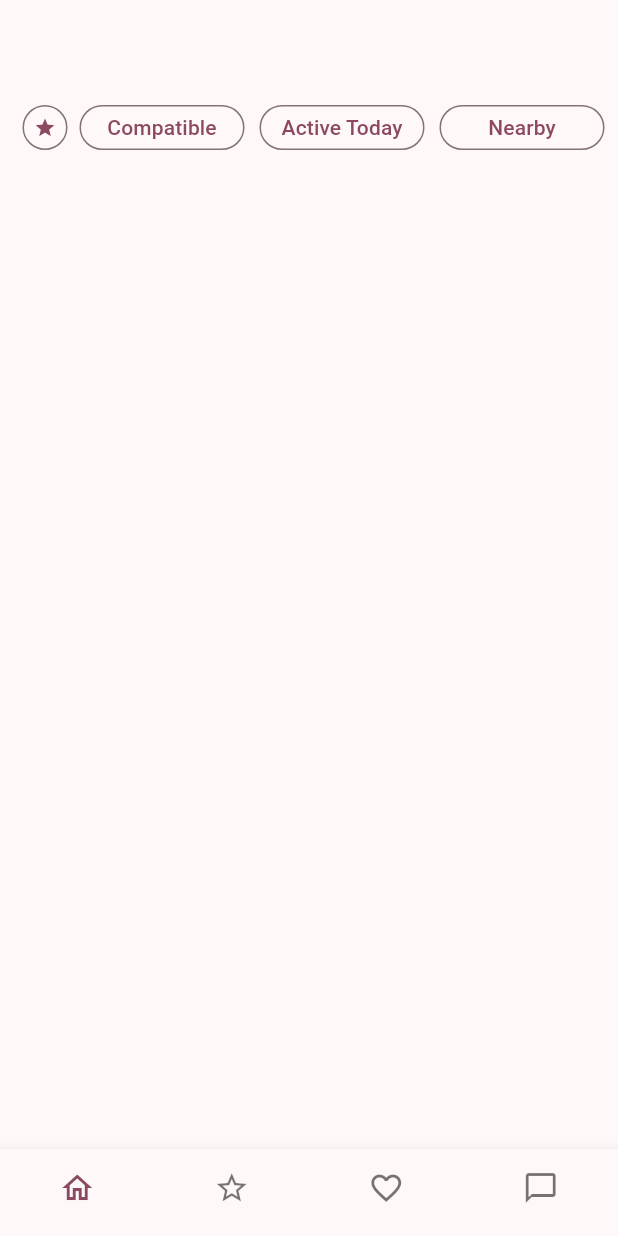
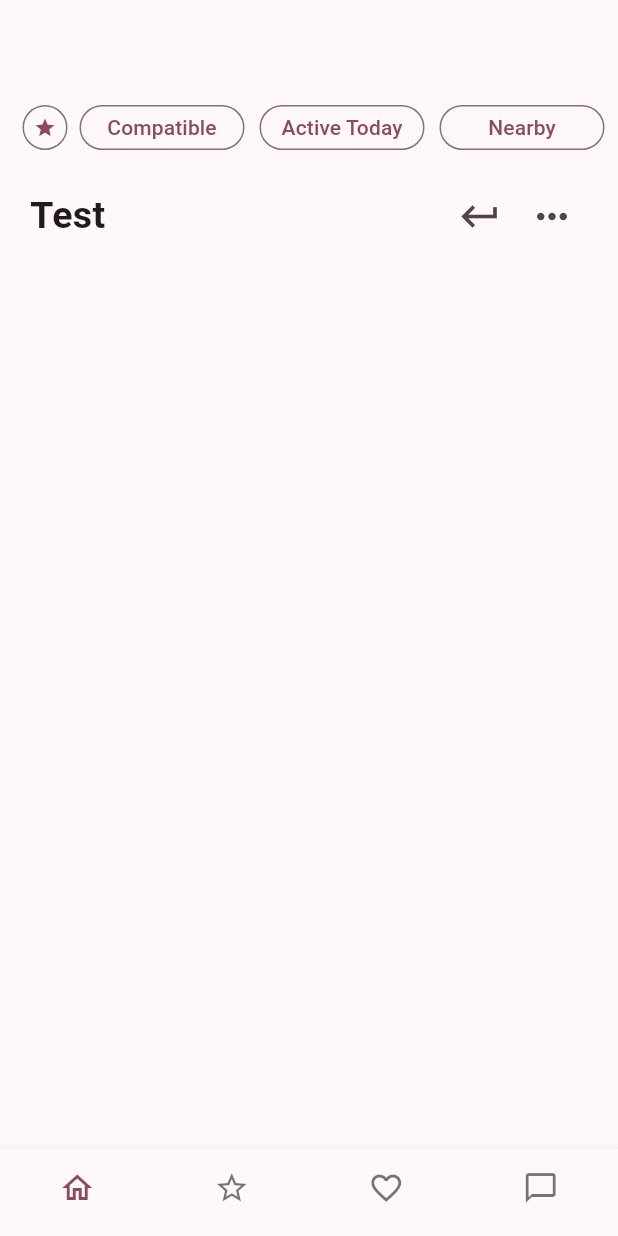
Before and after one commit to jackkslash/woo, a Flutter app: the screen it shows after launch, on a phone screen of 412 x 824 dp. Run offline on Flutter 3.47's test engine with Material 2 defaults, Android fonts, the phone set to English and light mode, and no system bars.

Commit message:
Moved widgets to own folder, added user card

```diff
--- a/lib/main.dart
+++ b/lib/main.dart
@@ -18,7 +18,7 @@
       title: 'Woo',
       theme: ThemeData(
         colorScheme:
-            ColorScheme.fromSeed(seedColor: Color.fromARGB(255, 0, 0, 0)),
+            ColorScheme.fromSeed(seedColor: const Color.fromARGB(255, 0, 0, 0)),
         useMaterial3: true,
       ),
       home: const Main(title: ''),
--- a/lib/screens/home.dart
+++ b/lib/screens/home.dart
@@ -1,4 +1,6 @@
 import 'package:flutter/material.dart';
+import '../widgets/actionRow.dart';
+import '../widgets/userCard.dart';
 
 class HomeScreen extends StatefulWidget {
   const HomeScreen({super.key});
@@ -10,92 +12,15 @@
 class _HomeScreenState extends State<HomeScreen> {
   @override
   Widget build(BuildContext context) {
-    return Scaffold(
+    return const Scaffold(
       body: Center(
           child: Column(
-        children: [SizedBox(height: 70), actionRow()],
+        children: [
+          SizedBox(height: 70),
+          ActionRow(),
+          UserCard(),
+        ],
       )),
     ); // This trailing comma makes auto-formatting nicer for build methods.
   }
-
-  SingleChildScrollView actionRow() {
-    return SingleChildScrollView(
-      scrollDirection: Axis.horizontal,
-      child: SizedBox(
-        height: 90.0,
-        child: Row(crossAxisAlignment: CrossAxisAlignment.start, children: [
-          //provide all the things u want to horizontally scroll here
-          const SizedBox(width: 15),
-          SizedBox(
-            width: 30.0,
-            height: 30.0,
-            child: OutlinedButton(
-              onPressed: () {},
-              child: const Icon(
-                Icons.star_outlined,
-                size: 15,
-              ),
-              style: OutlinedButton.styleFrom(
-                minimumSize: Size.zero, // Set this
-                padding: EdgeInsets.zero, // and this
-              ),
-            ),
-          ),
-          const SizedBox(width: 8),
-          SizedBox(
-            width: 110.0,
-            height: 30.0,
-            child: OutlinedButton(
-              onPressed: () {},
-              child: const Text("Compatible"),
-              style: OutlinedButton.styleFrom(
-                minimumSize: Size.zero, // Set this
-                padding: EdgeInsets.zero, // and this
-              ),
-            ),
-          ),
-          const SizedBox(width: 10),
-          SizedBox(
-            width: 110.0,
-            height: 30.0,
-            child: OutlinedButton(
-              onPressed: () {},
-              child: const Text("Active Today"),
-              style: OutlinedButton.styleFrom(
-                minimumSize: Size.zero, // Set this
-                padding: EdgeInsets.zero, // and this
-              ),
-            ),
-          ),
-          const SizedBox(width: 10),
-          SizedBox(
-            width: 110.0,
-            height: 30.0,
-            child: OutlinedButton(
-              onPressed: () {},
-              child: const Text("Nearby"),
-              style: OutlinedButton.styleFrom(
-                minimumSize: Size.zero, // Set this
-                padding: EdgeInsets.zero, // and this
-              ),
-            ),
-          ),
-          const SizedBox(width: 10),
-          SizedBox(
-            width: 110.0,
-            height: 30.0,
-            child: OutlinedButton(
-              onPressed: () {},
-              child: const Text("New here"),
-              style: OutlinedButton.styleFrom(
-                minimumSize: Size.zero, // Set this
-                padding: EdgeInsets.zero, // and this
-              ),
-            ),
-          ),
-          const SizedBox(width: 15)
-        ]),
-      ),
-    );
-  }
 }
--- /dev/null
+++ b/lib/widgets/actionRow.dart
@@ -0,0 +1,89 @@
+import 'package:flutter/material.dart';
+
+class ActionRow extends StatelessWidget {
+  const ActionRow({
+    super.key,
+  });
+
+  @override
+  Widget build(BuildContext context) {
+    return SingleChildScrollView(
+      scrollDirection: Axis.horizontal,
+      child: SizedBox(
+        height: 50.0,
+        child: Row(crossAxisAlignment: CrossAxisAlignment.start, children: [
+          //provide all the things u want to horizontally scroll here
+          const SizedBox(width: 15),
+          SizedBox(
+            width: 30.0,
+            height: 30.0,
+            child: OutlinedButton(
+              onPressed: () {},
+              style: OutlinedButton.styleFrom(
+                minimumSize: Size.zero, // Set this
+                padding: EdgeInsets.zero, // and this
+              ),
+              child: const Icon(
+                Icons.star_outlined,
+                size: 15,
+              ),
+            ),
+          ),
+          const SizedBox(width: 8),
+          SizedBox(
+            width: 110.0,
+            height: 30.0,
+            child: OutlinedButton(
+              onPressed: () {},
+              style: OutlinedButton.styleFrom(
+                minimumSize: Size.zero, // Set this
+                padding: EdgeInsets.zero, // and this
+              ),
+              child: const Text("Compatible"),
+            ),
+          ),
+          const SizedBox(width: 10),
+          SizedBox(
+            width: 110.0,
+            height: 30.0,
+            child: OutlinedButton(
+              onPressed: () {},
+              style: OutlinedButton.styleFrom(
+                minimumSize: Size.zero, // Set this
+                padding: EdgeInsets.zero, // and this
+              ),
+              child: const Text("Active Today"),
+            ),
+          ),
+          const SizedBox(width: 10),
+          SizedBox(
+            width: 110.0,
+            height: 30.0,
+            child: OutlinedButton(
+              onPressed: () {},
+              style: OutlinedButton.styleFrom(
+                minimumSize: Size.zero, // Set this
+                padding: EdgeInsets.zero, // and this
+              ),
+              child: const Text("Nearby"),
+            ),
+          ),
+          const SizedBox(width: 10),
+          SizedBox(
+            width: 110.0,
+            height: 30.0,
+            child: OutlinedButton(
+              onPressed: () {},
+              style: OutlinedButton.styleFrom(
+                minimumSize: Size.zero, // Set this
+                padding: EdgeInsets.zero, // and this
+              ),
+              child: const Text("New here"),
+            ),
+          ),
+          const SizedBox(width: 15)
+        ]),
+      ),
+    );
+  }
+}
--- /dev/null
+++ b/lib/widgets/userCard.dart
@@ -0,0 +1,39 @@
+import 'package:flutter/material.dart';
+
+class UserCard extends StatelessWidget {
+  const UserCard({
+    super.key,
+  });
+
+  @override
+  Widget build(BuildContext context) {
+    return SingleChildScrollView(
+      child: Column(
+        mainAxisAlignment: MainAxisAlignment.start,
+        children: [
+          Row(children: [
+            const SizedBox(width: 20),
+            const Text(
+              "Test",
+              style: TextStyle(fontWeight: FontWeight.bold, fontSize: 25.0),
+            ),
+            const Spacer(),
+            IconButton(
+                onPressed: () {},
+                icon: const Icon(
+                  Icons.keyboard_return,
+                  size: 30.0,
+                )),
+            IconButton(
+                onPressed: () {},
+                icon: const Icon(
+                  Icons.more_horiz,
+                  size: 30.0,
+                )),
+            const SizedBox(width: 20)
+          ])
+        ],
+      ),
+    );
+  }
+}
```
